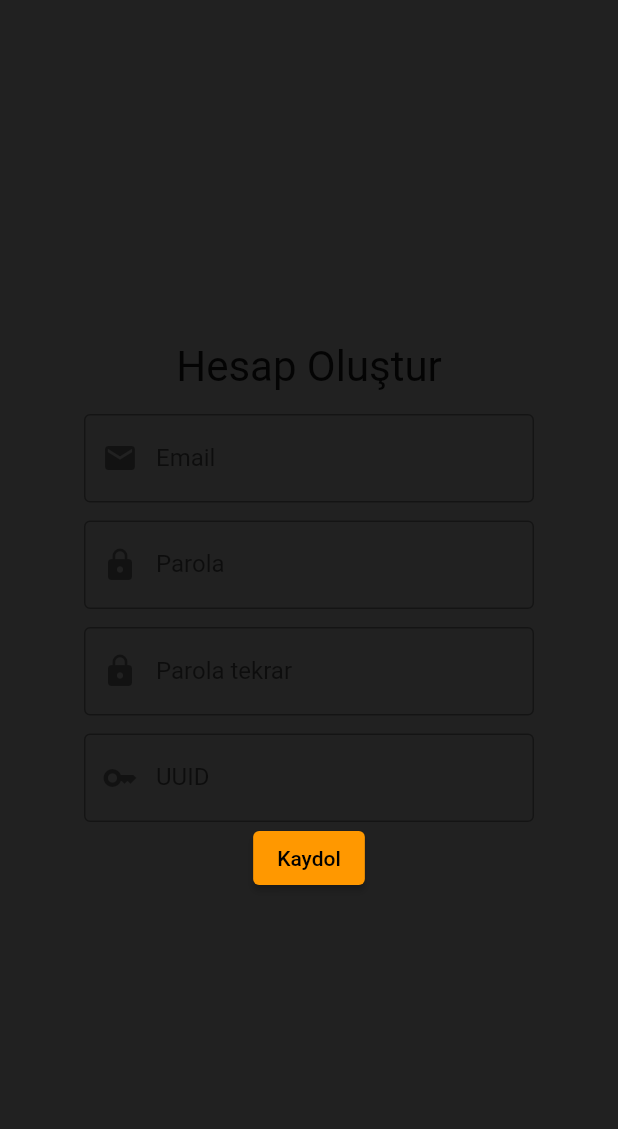
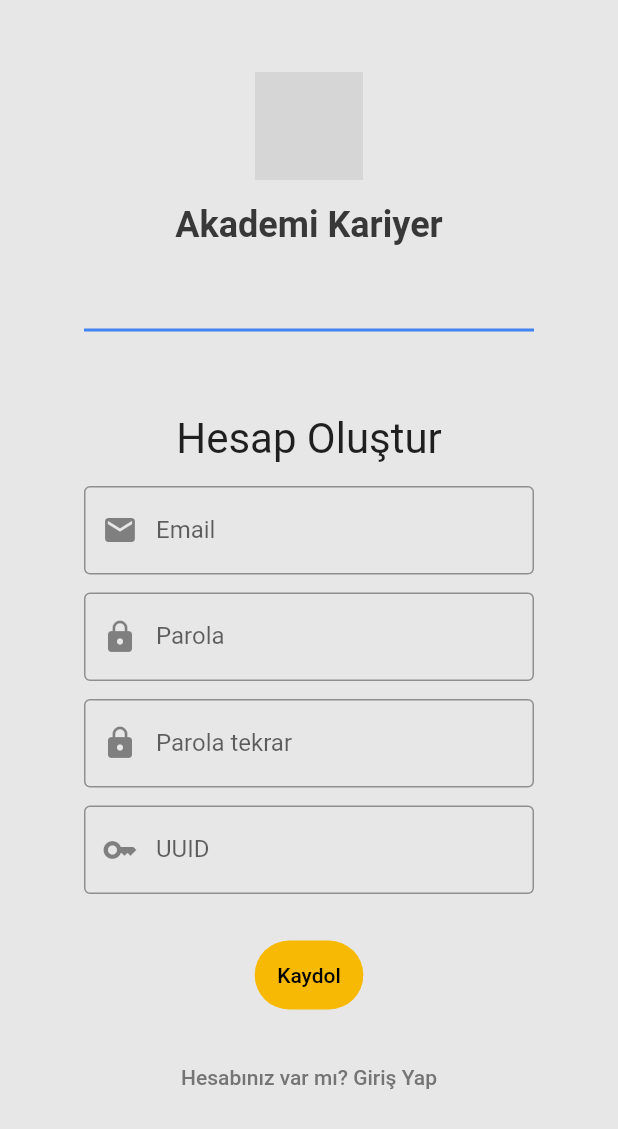
Before and after one commit to admozlp/akademi_kariyer_flutter, a Flutter app: the screen it shows after launch, after a tap on "Hesabınız yok mu? Kaydol", on a phone screen of 412 x 824 dp. Shown: the top 1129 px of the screen. Run offline on Flutter 3.47's test engine with Material 2 defaults, Android fonts, the phone set to English and light mode, and no system bars; our stand-ins replace cloud_firestore, firebase_auth, firebase_core, flutter_slidable, font_awesome_flutter, get and 1 more; missing offline and left inert: avatar_stack; accounts and stored records are empty; network calls fail; grey boxes are pictures that could not be loaded.

Commit message:
Login register style

```diff
--- a/lib/main.dart
+++ b/lib/main.dart
@@ -26,7 +26,7 @@ class MyApp extends StatelessWidget {
         const SystemUiOverlayStyle(statusBarColor: Colors.transparent));
     return MaterialApp(
       theme: ThemeData(
-        primarySwatch: Colors.orange,
+        primarySwatch: Colors.grey,
       ),
       debugShowCheckedModeBanner: false,
       home: const SignInScreen(),
--- a/lib/nav/NavigationMenu.dart
+++ b/lib/nav/NavigationMenu.dart
@@ -17,7 +17,10 @@ class NavigationMenu extends StatelessWidget {
     return Stack(
       alignment: AlignmentDirectional.bottomCenter,
       children: [
-        Positioned(
+        Container(
+          color: Colors.transparent,
+          height: 80,
+          child: Positioned(
             bottom: 0,
             left: 0,
             child: SizedBox(
@@ -66,6 +69,7 @@ class NavigationMenu extends StatelessWidget {
                 ],
               ),
             ),
+          ),
         )
       ],
     );
--- a/lib/view/projects.dart
+++ b/lib/view/projects.dart
@@ -178,6 +178,7 @@ class _ProjectsState extends State<Projects> {
       ),
       drawer: const CustomDrawer(),
       backgroundColor: bgColor,
+      bottomNavigationBar: NavigationMenu(size: size),
       body: ListView.builder(
           itemCount: _foundedProjects.length,
           itemBuilder: (context, index) {
--- a/lib/view/sign_in.dart
+++ b/lib/view/sign_in.dart
@@ -1,5 +1,6 @@
 // ignore_for_file: use_build_context_synchronously
 
+import 'package:akademi_kariyer/constants/colors.dart';
 import 'package:akademi_kariyer/main.dart';
 import 'package:akademi_kariyer/view/sign_up.dart';
 import 'package:flutter/material.dart';
@@ -30,8 +31,9 @@ class _SignInScreenState extends State<SignInScreen> {
     return curentUser == null
         ? SafeArea(
             child: Scaffold(
-            backgroundColor: Colors.grey.shade900,
-            body: Center(
+            backgroundColor: bgColor,
+            body: SingleChildScrollView(
+              child: Center(
                 child: Column(
                   crossAxisAlignment: CrossAxisAlignment.center,
                   mainAxisAlignment: MainAxisAlignment.center,
@@ -40,20 +42,41 @@ class _SignInScreenState extends State<SignInScreen> {
                       width: 300,
                       child: Column(
                         children: [
+                          SizedBox(height: 48.0),
+                          Image(
+                            image: NetworkImage(
+                                "https://oyunveuygulamaakademisi.com/assets/site/oua/assets/sites/images/homepage-images/homepage_img_8.png"),
+                            height: 72.0,
+                          ),
+                          SizedBox(height: 16.0),
+                          Text(
+                            'Akademi Kariyer',
+                            style: TextStyle(
+                              color: academyBlack,
+                              fontSize: 24.0,
+                              fontWeight: FontWeight.bold,
+                            ),
+                          ),
+                          SizedBox(height: 48.0),
+                          Divider(
+                            color: academyBlue,
+                            thickness: 2,
+                          ),
+                          SizedBox(height: 48.0),
                           const Text(
                             "Giriş Yap",
-                          textScaleFactor: 2,
+                            textScaleFactor: 1.5,
                           ),
                           const SizedBox(
                             height: 15,
                           ),
                           TextField(
-                          style: const TextStyle(color: Colors.white),
+                            style: const TextStyle(color: academyBlack),
                             controller: emailController,
                             decoration: const InputDecoration(
                               prefixIcon: Icon(Icons.email),
                               border: OutlineInputBorder(),
-                            labelText: 'Email',
+                              labelText: 'E-Posta',
                             ),
                           ),
                           const SizedBox(
@@ -63,18 +86,26 @@ class _SignInScreenState extends State<SignInScreen> {
                             obscureText: true,
                             enableSuggestions: false,
                             autocorrect: false,
-                          style: const TextStyle(color: Colors.white),
+                            style: const TextStyle(color: academyBlack),
                             controller: passController,
                             decoration: const InputDecoration(
                               prefixIcon: Icon(Icons.lock),
                               border: OutlineInputBorder(),
-                            labelText: 'Password',
+                              labelText: 'Şifre',
                             ),
                           ),
+                          const SizedBox(
+                            height: 40,
+                          )
                         ],
                       ),
                     ),
                     ElevatedButton(
+                        style: ElevatedButton.styleFrom(
+                            elevation: 0,
+                            padding: EdgeInsets.all(15),
+                            shape: StadiumBorder(),
+                            backgroundColor: academyYellow),
                         onPressed: () async {
                           try {
                             await FirebaseAuth.instance
@@ -92,14 +123,22 @@ class _SignInScreenState extends State<SignInScreen> {
                             }
                           }
                         },
-                      child: const Text("Giriş Yap")),
+                        child: const Text(
+                          "Giriş Yap",
+                          style: TextStyle(color: academyBlack),
+                        )),
                     TextButton(
                         onPressed: () {
-                        Navigator.of(context).pushReplacement(MaterialPageRoute(
+                          Navigator.of(context).pushReplacement(
+                              MaterialPageRoute(
                                   builder: (context) => const SignUpScreen()));
                         },
-                      child: const Text("Hesabınız yok mu? Kaydol"))
+                        child: const Text(
+                          "Hesabınız yok mu? Kaydol",
+                          style: TextStyle(color: academyDGray),
+                        ))
                   ],
+                ),
               ),
             ),
           ))
--- a/lib/view/sign_up.dart
+++ b/lib/view/sign_up.dart
@@ -1,8 +1,11 @@
 // ignore_for_file: void_checks
 
+import 'package:akademi_kariyer/constants/colors.dart';
+import 'package:akademi_kariyer/view/sign_in.dart';
 import 'package:flutter/material.dart';
 import 'package:firebase_auth/firebase_auth.dart';
 import 'package:cloud_firestore/cloud_firestore.dart';
+import 'package:flutter/services.dart';
 import 'package:get/get.dart';
 import '../main.dart';
 
@@ -32,9 +35,9 @@ class _SignUpScreenState extends State<SignUpScreen> {
   Widget build(BuildContext context) {
     return SafeArea(
         child: Scaffold(
-      backgroundColor: Colors.grey.shade900,
-      body: Center(
-        child: SingleChildScrollView(
+      backgroundColor: bgColor,
+      body: SingleChildScrollView(
+        child: Center(
           child: Column(
             crossAxisAlignment: CrossAxisAlignment.center,
             mainAxisAlignment: MainAxisAlignment.center,
@@ -43,6 +46,27 @@ class _SignUpScreenState extends State<SignUpScreen> {
                 width: 300,
                 child: Column(
                   children: [
+                    SizedBox(height: 48.0),
+                    Image(
+                      image: NetworkImage(
+                          "https://oyunveuygulamaakademisi.com/assets/site/oua/assets/sites/images/homepage-images/homepage_img_8.png"),
+                      height: 72.0,
+                    ),
+                    SizedBox(height: 16.0),
+                    Text(
+                      'Akademi Kariyer',
+                      style: TextStyle(
+                        color: academyBlack,
+                        fontSize: 24.0,
+                        fontWeight: FontWeight.bold,
+                      ),
+                    ),
+                    SizedBox(height: 48.0),
+                    Divider(
+                      color: academyBlue,
+                      thickness: 2,
+                    ),
+                    SizedBox(height: 48.0),
                     const Text(
                       "Hesap Oluştur",
                       textScaleFactor: 2,
@@ -104,7 +128,15 @@ class _SignUpScreenState extends State<SignUpScreen> {
                   ],
                 ),
               ),
+              const SizedBox(
+                height: 30,
+              ),
               ElevatedButton(
+                  style: ElevatedButton.styleFrom(
+                      elevation: 0,
+                      padding: EdgeInsets.all(15),
+                      shape: StadiumBorder(),
+                      backgroundColor: academyYellow),
                   onPressed: () async {
                     bool check = false;
                     try {
@@ -149,7 +181,19 @@ class _SignUpScreenState extends State<SignUpScreen> {
                       print(e);
                     }
                   },
-                  child: const Text("Kaydol"))
+                  child: const Text("Kaydol")),
+              SizedBox(
+                height: 20,
+              ),
+              TextButton(
+                  onPressed: () {
+                    Navigator.of(context).pushReplacement(MaterialPageRoute(
+                        builder: (context) => const SignInScreen()));
+                  },
+                  child: const Text(
+                    "Hesabınız var mı? Giriş Yap",
+                    style: TextStyle(color: academyDGray),
+                  ))
             ],
           ),
         ),
```
Lines whose indentation alone changed are shown as unchanged.
